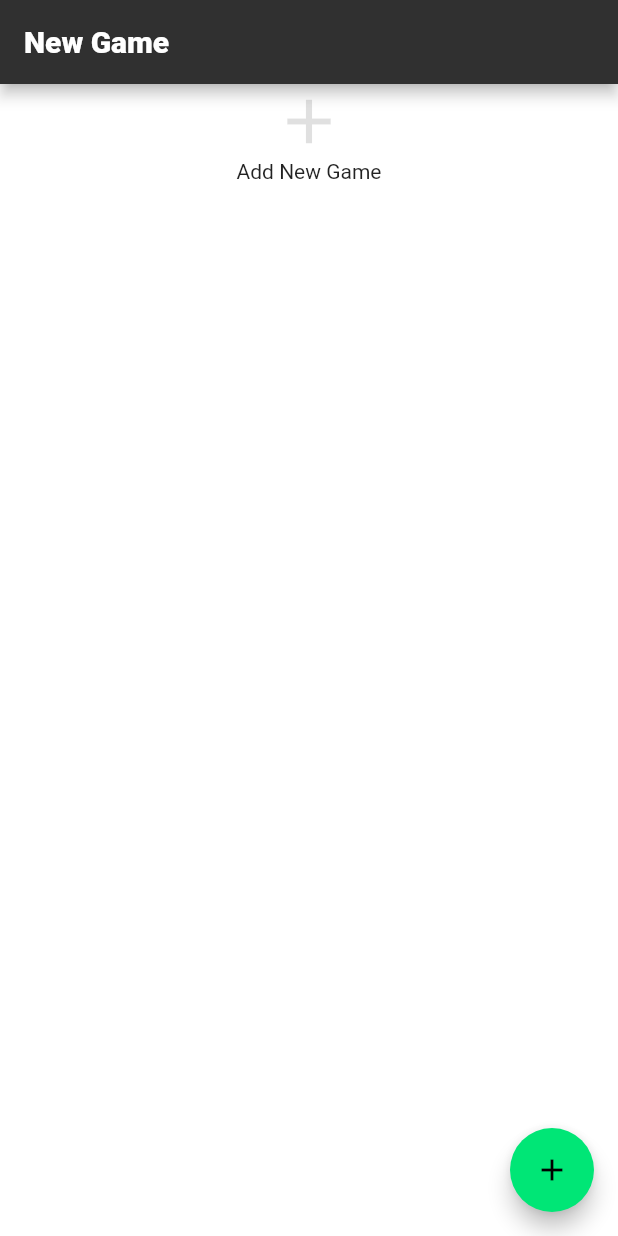
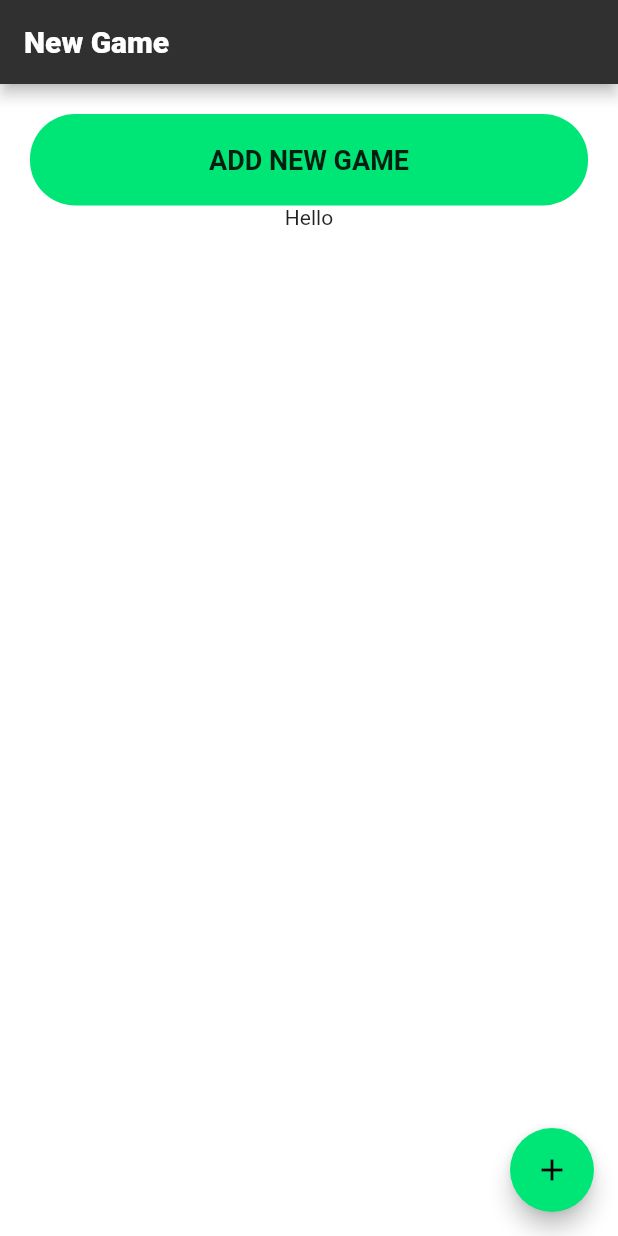
Before and after one commit to charlesomwa/hockey_stats, a Flutter app: the screen it shows after launch, swiped to page 3, on a phone screen of 412 x 824 dp. Run offline on Flutter 3.47's test engine with Material 2 defaults, Android fonts, the phone set to English and light mode, and no system bars; Roboto replaces fonts that are missing (Monsterrat).

Commit message:
Add SimpleButton.Dart
SimpleButton from https://github.com/samarthagarwal

```diff
--- a/lib/main.dart
+++ b/lib/main.dart
@@ -2,6 +2,7 @@ import 'package:flutter/material.dart';
 import 'package:hockey_stats/pages/dashboard.dart';
 import 'package:hockey_stats/pages/stats.dart';
 import 'package:hockey_stats/pages/addgame.dart';
+import 'package:hockey_stats/util/SimpleButton.dart';
 
 void main() => runApp(StatsApp());
 
@@ -21,6 +22,8 @@ class StatsApp extends StatelessWidget {
 
   @override
   Widget build(BuildContext context) {
+
+    AppBar();
     return MaterialApp(
       title: 'HockeyStats',
       debugShowCheckedModeBanner: false,
@@ -42,10 +45,13 @@ class StatsApp extends StatelessWidget {
           headline: TextStyle(fontSize: 48.0, fontWeight: FontWeight.w900, fontFamily: 'Monsterrat'),
           title: TextStyle(fontSize: 32.0, fontWeight: FontWeight.bold, fontFamily: 'Monsterrat'),
           body1: TextStyle(fontSize: 14.0, fontFamily: 'Monsterrat'),
+          button: TextStyle(fontSize: 18.0, fontWeight: FontWeight.w700, fontFamily: 'Monsterrat')
         ),
       ),
 
       home: MainPage(title: 'Dashboard'),
+
+
     );
   }
 }
@@ -89,6 +95,7 @@ class _MainPageState extends State<MainPage> {
     // The Flutter framework has been optimized to make rerunning build methods
     // fast, so that you can just rebuild anything that needs updating rather
     // than having to individually change instances of widgets.
+
     return Scaffold(
       appBar: AppBar(
         // Here we take the value from the MyHomePage object that was created by
@@ -99,7 +106,7 @@ class _MainPageState extends State<MainPage> {
           children: [
             new Dashboard(),
             new Stats(),
-            new AddGame()
+            AddGame()
           ],
 
           onPageChanged: _handlePageChange,
@@ -137,6 +144,7 @@ class _MainPageState extends State<MainPage> {
           ],
         ),
       ),*/
+
       floatingActionButton: FloatingActionButton(
         //onPressed: _incrementCounter,
         tooltip: 'Add New Game',
--- a/lib/pages/addgame.dart
+++ b/lib/pages/addgame.dart
@@ -1,21 +1,61 @@
 import 'package:flutter/material.dart';
+import 'package:hockey_stats/util/SimpleButton.dart';
 
-class AddGame extends StatelessWidget {
+class AddGame extends StatefulWidget {
+
+  @override
+  _AddGame createState() => _AddGame();
+
+}
+
+class _AddGame extends State<AddGame> {
+
+  bool showExtended = false;
+  bool getShowExtended() =>  showExtended;
+  void setShowExtended(bool set) => showExtended = set;
+
+  Color _buttonColor;
+  Color getButtonColor() => _buttonColor;
+  void setButtonColor(Color color) => _buttonColor = color;
+
+  void clickButton() {
+    setState(() {
+      setShowExtended(!getShowExtended());
+
+    });
+  }
 
   @override
   Widget build(BuildContext context) => new Container(
-
       color: Colors.white,
       child: new Column(
         crossAxisAlignment: CrossAxisAlignment.center,
-        mainAxisAlignment: MainAxisAlignment.start,
+        //mainAxisAlignment: MainAxisAlignment.start,
         children: <Widget>[
-          new Icon(
+          /*new Icon(
               Icons.add,
               size: 50.0,
               color: Colors.black12
+          ),*/
+
+          SimpleButton(
+            backgroundColor: Theme.of(context).accentColor,
+            buttonText: Text("ADD NEW GAME",
+                style: Theme.of(context).textTheme.button
+            ),
+
+            onPressed: clickButton,
+            textColor: Colors.white,
           ),
-          new Text('Add New Game', style: Theme.of(context).textTheme.body1)
+
+          Column(
+            children: <Widget>[
+              Text("Hello"
+
+              )
+
+            ],
+          )
         ],
       )
   );
--- a/lib/pages/stats.dart
+++ b/lib/pages/stats.dart
@@ -1,4 +1,5 @@
 import 'package:flutter/material.dart';
+import 'package:hockey_stats/util/SimpleButton.dart';
 
 class Stats extends StatelessWidget {
 
--- /dev/null
+++ b/lib/util/SimpleButton.dart
@@ -0,0 +1,46 @@
+import 'package:flutter/material.dart';
+
+class SimpleButton extends StatelessWidget {
+
+  final Color backgroundColor;
+  final Text buttonText;
+  final Color textColor;
+  final Function onPressed;
+
+  SimpleButton({
+    this.backgroundColor,
+    this.buttonText,
+    this.textColor,
+    this.onPressed
+  });
+
+  @override
+  Widget build(BuildContext context) {
+    return Container(
+      margin: const EdgeInsets.only(top: 20.0),
+      padding: const EdgeInsets.only(left: 20.0, right: 20.0),
+      child: new Row(
+        children: <Widget>[
+          new Expanded(
+            child: FlatButton(
+              shape: new RoundedRectangleBorder(
+                  borderRadius: new BorderRadius.circular(30.0)),
+              splashColor: this.backgroundColor,
+              color: this.backgroundColor,
+              child: new Row(
+                mainAxisAlignment: MainAxisAlignment.center,
+                children: <Widget>[
+                  new Padding(
+                    padding: const EdgeInsets.only(top: 20.0, bottom: 20.0),
+                    child: buttonText,
+                  ),
+                ],
+              ),
+              onPressed: () => onPressed,
+            ),
+          ),
+        ],
+      ),
+    );
+  }
+}
```
